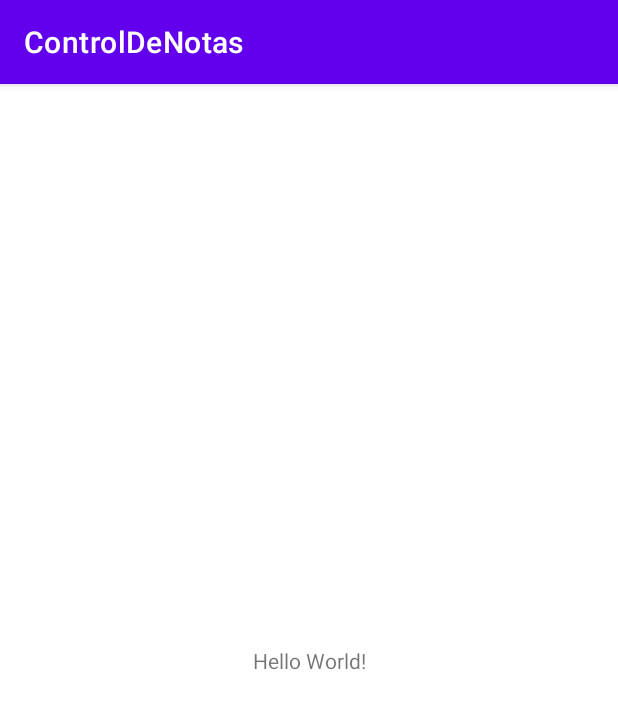
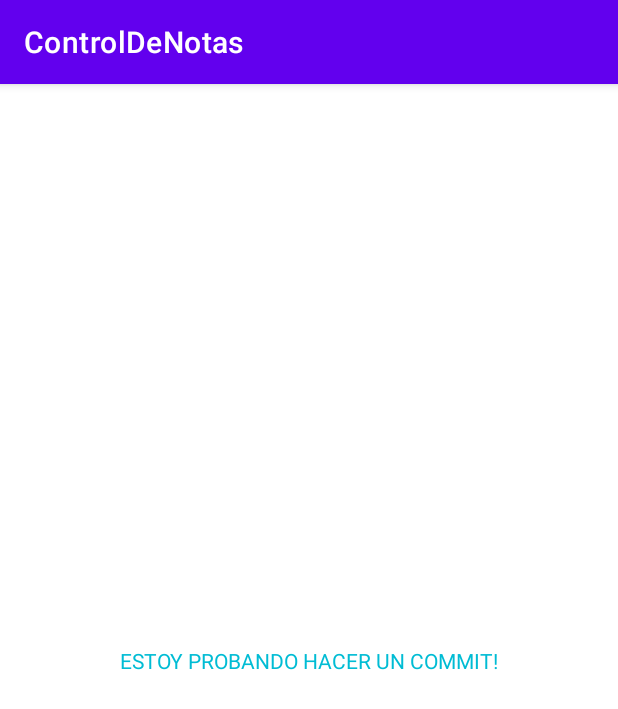
Before and after one commit to salvadorGon/ControlDeNota2021, an Android app: the screen it shows after launch (MainActivity), on a phone screen of 412 x 824 dp. Shown: the top 709 px of the screen. Run offline under Robolectric (Android 15) with nearby library versions, the phone set to English and light mode, and no system bars.

Commit message:
Probando hacer commit a la 1:33 de la madruga del dia viernes

```diff
--- a/app/src/main/res/layout/activity_main.xml
+++ b/app/src/main/res/layout/activity_main.xml
@@ -9,7 +9,9 @@
     <TextView
         android:layout_width="wrap_content"
         android:layout_height="wrap_content"
-        android:text="Hello World!"
+        android:text="ESTOY PROBANDO HACER UN COMMIT!"
+        android:textAlignment="center"
+        android:textColor="#00BCD4"
         app:layout_constraintBottom_toBottomOf="parent"
         app:layout_constraintLeft_toLeftOf="parent"
         app:layout_constraintRight_toRightOf="parent"
--- a/build.gradle
+++ b/build.gradle
@@ -5,7 +5,7 @@ buildscript {
         mavenCentral()
     }
     dependencies {
-        classpath "com.android.tools.build:gradle:7.0.1"
+        classpath 'com.android.tools.build:gradle:7.0.1'
 
         // NOTE: Do not place your application dependencies here; they belong
         // in the individual module build.gradle files
```
